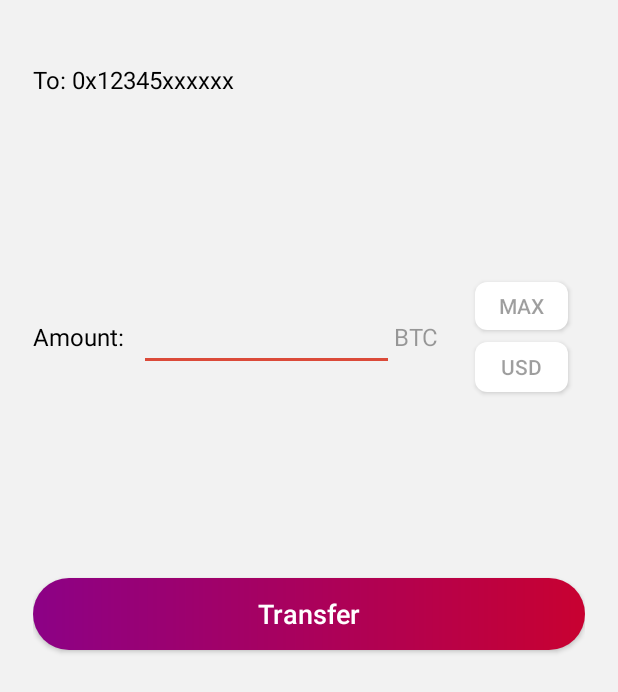
After one commit to hunho247/wallet_app_credify, an Android app: the layout activity_transfer_confirmation.xml on its own in the app's theme, with its tools: preview values and no code run, on a phone screen of 412 x 824 dp. The commit adds this screen. Shown: the top 692 px of the screen. Run offline under Robolectric (Android 15) with nearby library versions, the phone set to English and light mode, and no system bars.

Commit message:
Build transfer confirmation screen

```diff
--- a/app/src/main/AndroidManifest.xml
+++ b/app/src/main/AndroidManifest.xml
@@ -27,6 +27,9 @@
         <activity
             android:name=".app.transfer.ui.TransferQrScanActivity"
             android:theme="@style/AppTheme" />
+        <activity
+            android:name=".app.transfer.ui.TransferConfirmationActivity"
+            android:theme="@style/AppTheme" />
     </application>
 
 </manifest>
--- a/app/src/main/java/one/credify/wallet_app_credify/core/utils/Constants.java
+++ b/app/src/main/java/one/credify/wallet_app_credify/core/utils/Constants.java
@@ -10,4 +10,5 @@ public class Constants {
     public static final String WALLET_COIN_INTENT = "WALLET~COIN~INTENT";
     public static final String DETAIL_COIN_INTENT = "DETAIL~COIN~INTENT";
     public static final String TRANSFER_QR_DATA = "TRANSFER~QR~DATA";
+    public static final String TRANSFER_COIN_INTENT = "TRANSFER~COIN~INTENT";
 }
--- a/app/src/main/res/layout/activity_receive.xml
+++ b/app/src/main/res/layout/activity_receive.xml
@@ -52,7 +52,7 @@
             android:id="@+id/bt_share"
             android:layout_width="110dp"
             android:layout_height="110dp"
-            android:background="@drawable/bg_share_copy_button"
+            android:background="@drawable/bg_rectangle_area"
             android:drawableTop="@drawable/ic_share"
             android:text="Share"
             android:textAllCaps="false" />
@@ -65,7 +65,7 @@
             android:id="@+id/bt_copy"
             android:layout_width="110dp"
             android:layout_height="110dp"
-            android:background="@drawable/bg_share_copy_button"
+            android:background="@drawable/bg_rectangle_area"
             android:drawableTop="@drawable/ic_copy"
             android:text="Copy"
             android:textAllCaps="false" />
--- /dev/null
+++ b/app/src/main/res/layout/activity_transfer_confirmation.xml
@@ -0,0 +1,108 @@
+<?xml version="1.0" encoding="utf-8"?>
+<androidx.constraintlayout.widget.ConstraintLayout xmlns:android="http://schemas.android.com/apk/res/android"
+    xmlns:app="http://schemas.android.com/apk/res-auto"
+    xmlns:tools="http://schemas.android.com/tools"
+    android:layout_width="match_parent"
+    android:layout_height="match_parent"
+    android:background="@color/colorPrimary"
+    android:padding="12dp"
+    tools:context=".app.detail.ui.DetailActivity"
+    tools:ignore="MissingClass">
+
+    <LinearLayout
+        android:id="@+id/ll_button"
+        android:layout_width="match_parent"
+        android:layout_height="match_parent"
+
+        android:orientation="vertical"
+        android:padding="10dp"
+        app:layout_constraintBottom_toBottomOf="parent"
+        app:layout_constraintEnd_toEndOf="parent"
+        app:layout_constraintStart_toStartOf="parent">
+
+        <TextView
+            android:id="@+id/tv_transfer_to"
+            android:layout_width="match_parent"
+            android:layout_height="wrap_content"
+            android:paddingBottom="120dp"
+            android:paddingTop="20dp"
+            android:text="To: 0x12345xxxxxx"
+            android:textColor="@color/black"
+            android:textSize="16dp" />
+
+        <LinearLayout
+            android:layout_width="match_parent"
+            android:layout_height="wrap_content"
+            android:paddingBottom="120dp"
+            android:gravity="center"
+            android:orientation="horizontal">
+
+            <TextView
+                android:layout_width="wrap_content"
+                android:layout_height="wrap_content"
+                android:minWidth="80dp"
+                android:layout_weight="1"
+                android:text="Amount:"
+                android:textColor="@color/black"
+                android:textSize="16dp"/>
+
+            <EditText
+                android:id="@+id/et_amount_input"
+                android:layout_width="180dp"
+                android:layout_height="wrap_content"
+                android:layout_weight="1"
+                android:backgroundTint="@color/colorTransfer"
+                android:ems="10"
+                android:inputType="number" />
+
+            <TextView
+                android:id="@+id/tv_coin_unit"
+                android:layout_width="wrap_content"
+                android:layout_height="wrap_content"
+                android:minWidth="60dp"
+                android:layout_weight="1"
+                android:text="BTC"
+                android:textColor="@color/colorTextDisabled"
+                android:textSize="16dp" />
+
+            <LinearLayout
+                android:layout_width="wrap_content"
+                android:layout_height="wrap_content"
+                android:minWidth="87dp"
+                android:layout_weight="1"
+                android:orientation="vertical">
+
+                <Button
+                    android:id="@+id/bt_set_max"
+                    android:layout_width="62dp"
+                    android:layout_height="32dp"
+                    android:layout_margin="4dp"
+                    android:background="@drawable/bg_rectangle_area"
+                    android:text="MAX"
+                    android:textColor="@color/colorTextDisabled" />
+
+                <Button
+                    android:id="@+id/bt_currency_change"
+                    android:layout_width="62dp"
+                    android:layout_height="33dp"
+                    android:layout_margin="4dp"
+                    android:background="@drawable/bg_rectangle_area"
+                    android:text="USD"
+                    android:textColor="@color/colorTextDisabled" />
+            </LinearLayout>
+        </LinearLayout>
+
+        <Button
+            android:id="@+id/bt_transfer"
+            android:layout_width="match_parent"
+            android:layout_height="wrap_content"
+            android:background="@drawable/bg_receive_button"
+            android:text="Transfer"
+            android:textAllCaps="false"
+            android:textColor="@color/white"
+            android:textSize="18dp" />
+
+    </LinearLayout>
+
+
+</androidx.constraintlayout.widget.ConstraintLayout>
```
Also changed, not shown: app/src/main/java/one/credify/wallet_app_credify/app/transfer/TransferContract.java (+14 -0 lines), app/src/main/java/one/credify/wallet_app_credify/app/transfer/presenter/TransferConfirmationPresenter.java (added, +40 -0 lines), app/src/main/java/one/credify/wallet_app_credify/app/transfer/ui/TransferConfirmationActivity.java (added, +75 -0 lines), app/src/main/java/one/credify/wallet_app_credify/app/transfer/ui/TransferQrScanActivity.java (+9 -3 lines), app/src/main/res/drawable/bg_rectangle_area.xml (renamed from app/src/main/res/drawable/bg_share_copy_button.xml).
